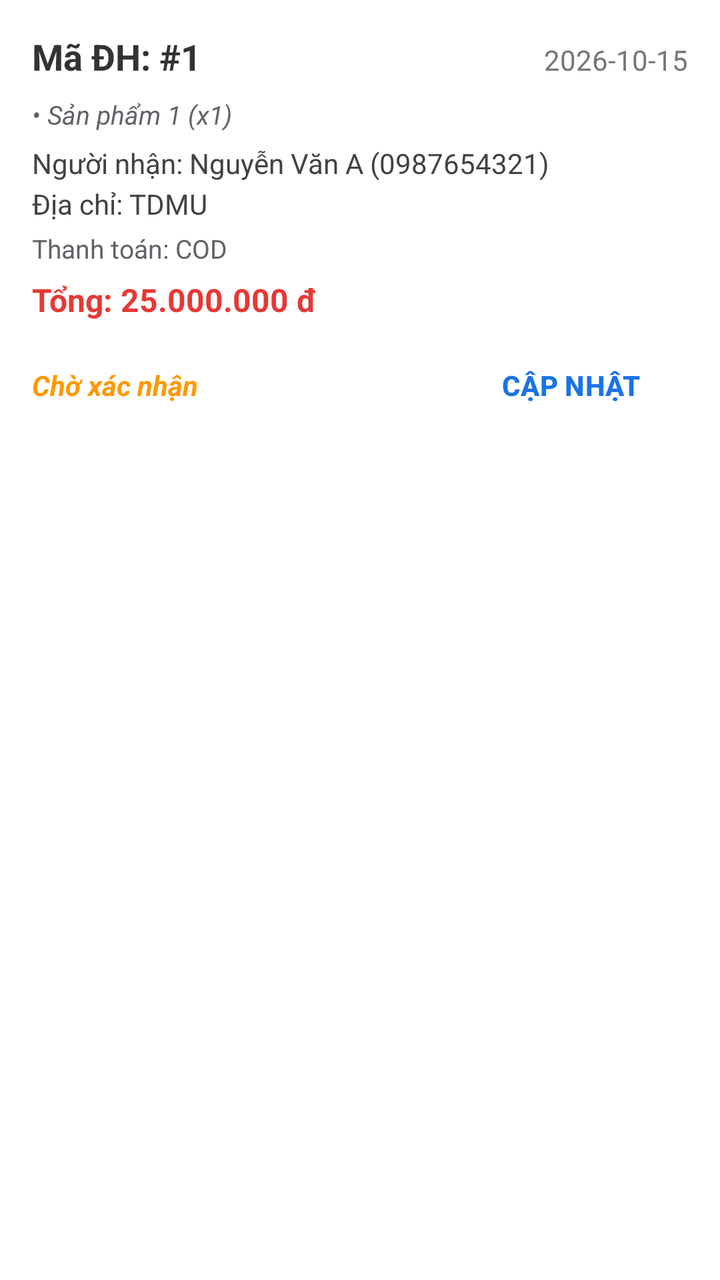
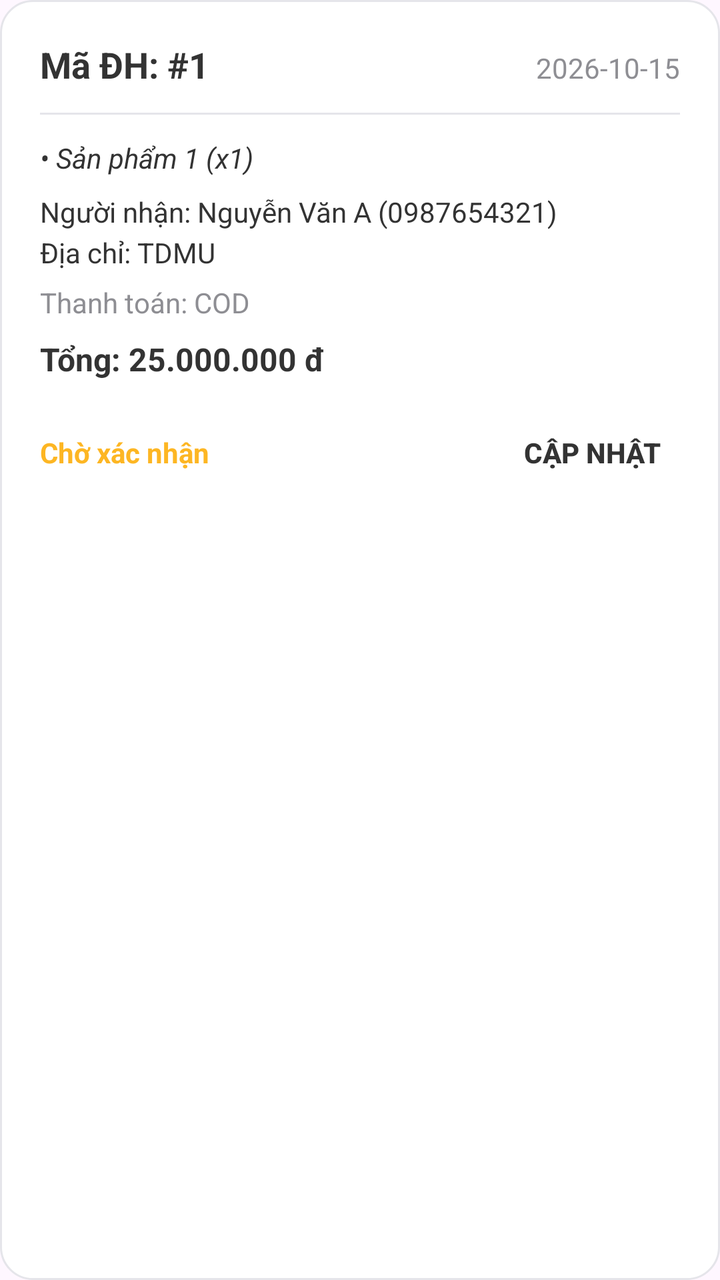

An Android layout rendered at two revisions. The XML below is the earlier revision; the diff shows what the commit changed to produce the second picture.
<!-- AndroidManifest.xml: application theme Theme.MobileDeviceStoreTDMU -->
<!-- res/layout/item_quan_ly_don_hang.xml -->
<?xml version="1.0" encoding="utf-8"?>
<LinearLayout xmlns:android="http://schemas.android.com/apk/res/android"
    android:layout_width="match_parent"
    android:layout_height="wrap_content"
    android:orientation="vertical"
    android:layout_marginHorizontal="16dp"
    android:layout_marginTop="12dp"
    android:background="#FFFFFF"
    android:elevation="2dp"
    android:padding="16dp">

    <LinearLayout
        android:layout_width="match_parent"
        android:layout_height="wrap_content"
        android:orientation="horizontal">

        <TextView
            android:id="@+id/tvMaDHQuanLy"
            android:layout_width="0dp"
            android:layout_height="wrap_content"
            android:layout_weight="1"
            android:text="Mã ĐH: #1"
            android:textSize="18sp"
            android:textStyle="bold"
            android:textColor="#333333" />

        <TextView
            android:id="@+id/tvNgayDatQuanLy"
            android:layout_width="wrap_content"
            android:layout_height="wrap_content"
            android:text="2026-10-15"
            android:textColor="#757575" />
    </LinearLayout>

    <TextView
        android:id="@+id/tvDanhSachSanPhamQuanLy"
        android:layout_width="match_parent"
        android:layout_height="wrap_content"
        android:layout_marginTop="8dp"
        android:text="• Sản phẩm 1 (x1)"
        android:textColor="#5F6368"
        android:textSize="13sp"
        android:textStyle="italic"
        android:maxLines="3"
        android:ellipsize="end" />

    <TextView
        android:id="@+id/tvThongTinKHQuanLy"
        android:layout_width="match_parent"
        android:layout_height="wrap_content"
        android:layout_marginTop="6dp"
        android:text="Người nhận: Nguyễn Văn A (0987654321)\nĐịa chỉ: TDMU"
        android:textColor="#424242"
        android:lineSpacingExtra="4dp"/>

    <TextView
        android:id="@+id/tvPhuongThucDHQuanLy"
        android:layout_width="match_parent"
        android:layout_height="wrap_content"
        android:layout_marginTop="4dp"
        android:text="Thanh toán: COD"
        android:textColor="#5F6368"
        android:textSize="13sp" />

    <TextView
        android:id="@+id/tvTongTienDHQuanLy"
        android:layout_width="match_parent"
        android:layout_height="wrap_content"
        android:layout_marginTop="6dp"
        android:text="Tổng: 25.000.000 đ"
        android:textColor="#E53935"
        android:textSize="16sp"
        android:textStyle="bold" />

    <LinearLayout
        android:layout_width="match_parent"
        android:layout_height="wrap_content"
        android:layout_marginTop="12dp"
        android:gravity="center_vertical"
        android:orientation="horizontal">

        <TextView
            android:id="@+id/tvTrangThaiDHQuanLy"
            android:layout_width="0dp"
            android:layout_height="wrap_content"
            android:layout_weight="1"
            android:text="Chờ xác nhận"
            android:textColor="#FF9800"
            android:textStyle="bold|italic" />

        <Button
            android:id="@+id/btnCapNhatTrangThaiDH"
            android:layout_width="wrap_content"
            android:layout_height="40dp"
            android:background="#00000000"
            android:text="CẬP NHẬT"
            android:textColor="#1A73E8"
            android:textStyle="bold" />
    </LinearLayout>

</LinearLayout>
<!-- resources referenced by this layout -->
<resources>
  <style name="Theme.MobileDeviceStoreTDMU" parent="Base.Theme.MobileDeviceStoreTDMU" />
  <style name="Base.Theme.MobileDeviceStoreTDMU" parent="Theme.Material3.DayNight.NoActionBar">
          
          
      </style>
</resources>

<!-- the commit's change to res/layout/item_quan_ly_don_hang.xml (unified diff, before → after) -->
@@ -4,10 +4,10 @@
     android:layout_height="wrap_content"
     android:orientation="vertical"
     android:layout_marginHorizontal="16dp"
-    android:layout_marginTop="12dp"
-    android:background="#FFFFFF"
-    android:elevation="2dp"
-    android:padding="16dp">
+    android:layout_marginTop="16dp"
+    android:background="@drawable/bg_card_modern"
+    android:elevation="0dp"
+    android:padding="20dp">
 
     <LinearLayout
         android:layout_width="match_parent"
@@ -22,24 +22,30 @@
             android:text="Mã ĐH: #1"
             android:textSize="18sp"
             android:textStyle="bold"
-            android:textColor="#333333" />
+            android:textColor="@color/text_primary" />
 
         <TextView
             android:id="@+id/tvNgayDatQuanLy"
             android:layout_width="wrap_content"
             android:layout_height="wrap_content"
             android:text="2026-10-15"
-            android:textColor="#757575" />
+            android:textColor="@color/text_secondary" />
     </LinearLayout>
+
+    <View
+        android:layout_width="match_parent"
+        android:layout_height="1dp"
+        android:background="@color/stroke_light"
+        android:layout_marginTop="12dp"
+        android:layout_marginBottom="12dp" />
 
     <TextView
         android:id="@+id/tvDanhSachSanPhamQuanLy"
         android:layout_width="match_parent"
         android:layout_height="wrap_content"
-        android:layout_marginTop="8dp"
         android:text="• Sản phẩm 1 (x1)"
-        android:textColor="#5F6368"
-        android:textSize="13sp"
+        android:textColor="@color/text_primary"
+        android:textSize="14sp"
         android:textStyle="italic"
         android:maxLines="3"
         android:ellipsize="end" />
@@ -48,34 +54,35 @@
         android:id="@+id/tvThongTinKHQuanLy"
         android:layout_width="match_parent"
         android:layout_height="wrap_content"
-        android:layout_marginTop="6dp"
+        android:layout_marginTop="8dp"
         android:text="Người nhận: Nguyễn Văn A (0987654321)\nĐịa chỉ: TDMU"
-        android:textColor="#424242"
+        android:textColor="@color/text_primary"
+        android:textSize="14sp"
         android:lineSpacingExtra="4dp"/>
 
     <TextView
         android:id="@+id/tvPhuongThucDHQuanLy"
         android:layout_width="match_parent"
         android:layout_height="wrap_content"
-        android:layout_marginTop="4dp"
+        android:layout_marginTop="6dp"
         android:text="Thanh toán: COD"
-        android:textColor="#5F6368"
-        android:textSize="13sp" />
+        android:textColor="@color/text_secondary"
+        android:textSize="14sp" />
 
     <TextView
         android:id="@+id/tvTongTienDHQuanLy"
         android:layout_width="match_parent"
         android:layout_height="wrap_content"
-        android:layout_marginTop="6dp"
+        android:layout_marginTop="8dp"
         android:text="Tổng: 25.000.000 đ"
-        android:textColor="#E53935"
+        android:textColor="@color/primary_black"
         android:textSize="16sp"
         android:textStyle="bold" />
 
     <LinearLayout
         android:layout_width="match_parent"
         android:layout_height="wrap_content"
-        android:layout_marginTop="12dp"
+        android:layout_marginTop="16dp"
         android:gravity="center_vertical"
         android:orientation="horizontal">
 
@@ -85,16 +92,16 @@
             android:layout_height="wrap_content"
             android:layout_weight="1"
             android:text="Chờ xác nhận"
-            android:textColor="#FF9800"
-            android:textStyle="bold|italic" />
+            android:textColor="@color/primary_yellow"
+            android:textStyle="bold" />
 
-        <Button
+        <androidx.appcompat.widget.AppCompatButton
             android:id="@+id/btnCapNhatTrangThaiDH"
             android:layout_width="wrap_content"
             android:layout_height="40dp"
             android:background="#00000000"
             android:text="CẬP NHẬT"
-            android:textColor="#1A73E8"
+            android:textColor="@color/text_primary"
             android:textStyle="bold" />
     </LinearLayout>
 
<!-- resource entries referenced after the edit -->
@@ -1,6 +1,20 @@
 <!-- resources referenced by this layout -->
 <resources>
+  <color name="primary_black">#333333</color>
+  <color name="primary_yellow">#FDB623</color>
+  <color name="stroke_light">#E5E5EA</color>
+  <color name="text_primary">#333333</color>
+  <color name="text_secondary">#8E8E93</color>
+  <!-- drawable bg_card_modern (drawable) -->
+  <?xml version="1.0" encoding="utf-8"?>
+  <shape xmlns:android="http://schemas.android.com/apk/res/android"
+      android:shape="rectangle">
+      <solid android:color="@color/bg_white" />
+      <corners android:radius="16dp" />
+      <stroke android:width="1dp" android:color="@color/stroke_light" />
+  </shape>
   <style name="Theme.MobileDeviceStoreTDMU" parent="Base.Theme.MobileDeviceStoreTDMU" />
+  <color name="bg_white">#FFFFFF</color>
   <style name="Base.Theme.MobileDeviceStoreTDMU" parent="Theme.Material3.DayNight.NoActionBar">
           
           
